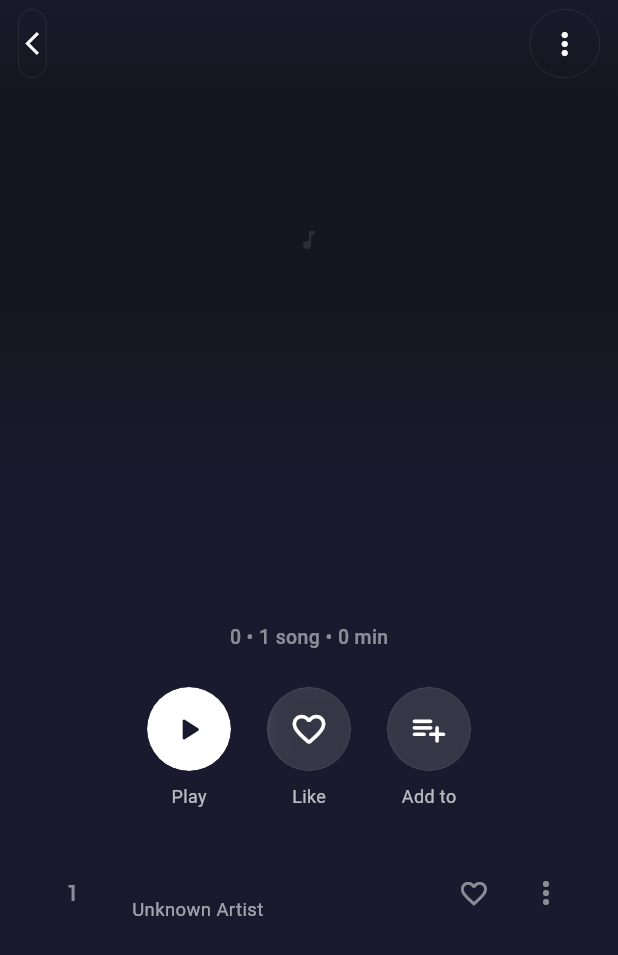
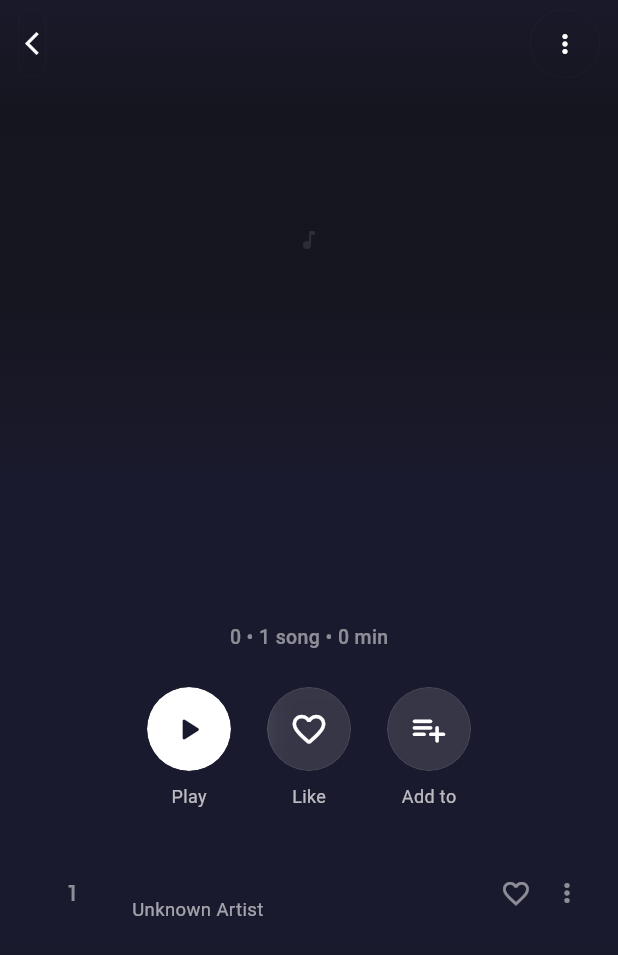
Before and after one commit to uzielcezate/Paax, a Flutter app: the AlbumDetailScreen screen opened directly with empty values, on a phone screen of 412 x 824 dp. Shown: the top 955 px of the screen. Run offline on Flutter 3.47's test engine with Material 3 defaults, Android fonts, the light colour scheme and no system bars; our stand-ins replace audio_service, cached_network_image, flutter_cache_manager, google_fonts, hive, hive_flutter and 5 more; missing offline and left inert: flutter_inappwebview, oc_liquid_glass; accounts and stored records are empty.

Commit message:
fix: liquid glass transition artifact and readability
1. Fixed black box artifact during top bar transition:
   - Replaced 'Stack' + 'AnimatedOpacity' with 'AnimatedCrossFade' in 'FloatingTopControls' to avoid double-layered glass backgrounds rendering simultaneously.
   - Removed 'IconButton' from 'OverflowMenu' (which uses a Material widget that can render a black background during alpha transitions) and replaced it with a simple 'GestureDetector' + 'Icon'.

2. Enhanced Liquid Glass Readability ('PaaxGlassContainer'):
   - Added adaptive tinting. It now calculates the luminance of the dynamic background from 'ThemeState'.
   - Uses a subtle 20% black tint for light/bright backgrounds.
   - Uses a subtle 12% white tint for dark backgrounds.
   - Reduced specular highlights ('specStrength' 8.0 -> 3.0) to prevent blown-out reflections.

3. Refined bubble borders:
   - Thinned the border width from 0.5 to 0.4.
   - Reduced border opacity to an ultra-subtle ~4% white ('0x0AFFFFFF').
   - Reduced 'lightbandStrength' from 0.15 to 0.05.

No changes were made to playback, iframe, or queue logic.

```diff
--- a/frontend/lib/presentation/widgets/glass_surface.dart
+++ b/frontend/lib/presentation/widgets/glass_surface.dart
@@ -381,31 +381,40 @@ class FloatingTopControls extends StatelessWidget {
       left: 12,
       right: 12,
       height: 46,
-      child: Stack(
+      child: AnimatedCrossFade(
+        duration: const Duration(milliseconds: 100),
+        crossFadeState: showScrolledPill ? CrossFadeState.showSecond : CrossFadeState.showFirst,
+        layoutBuilder: (topChild, topKey, bottomChild, bottomKey) {
+          return Stack(
             alignment: Alignment.center,
             children: [
-          // Default circles (fade out on scroll)
-          AnimatedOpacity(
-            opacity: showScrolledPill ? 0.0 : 1.0,
-            duration: const Duration(milliseconds: 100),
-            child: IgnorePointer(
-              ignoring: showScrolledPill,
-              child: SizedBox(
+              Positioned(
+                key: bottomKey,
+                top: 0,
+                bottom: 0,
+                left: 0,
+                right: 0,
+                child: bottomChild,
+              ),
+              Positioned(
+                key: topKey,
+                top: 0,
+                bottom: 0,
+                left: 0,
+                right: 0,
+                child: topChild,
+              ),
+            ],
+          );
+        },
+        firstChild: SizedBox(
           height: 46,
           child: defaultControls,
         ),
-            ),
-          ),
-          // Scrolled pill (fade in on scroll)
-          AnimatedOpacity(
-            opacity: showScrolledPill ? 1.0 : 0.0,
-            duration: const Duration(milliseconds: 100),
-            child: IgnorePointer(
-              ignoring: !showScrolledPill,
+        secondChild: SizedBox(
+          height: 46,
           child: scrolledPill,
         ),
-          ),
-        ],
       ),
     );
   }
--- a/frontend/lib/presentation/widgets/overflow_menu.dart
+++ b/frontend/lib/presentation/widgets/overflow_menu.dart
@@ -80,9 +80,10 @@ class OverflowMenu extends StatelessWidget {
 
   @override
   Widget build(BuildContext context) {
-    return IconButton(
-      icon: Icon(Icons.more_vert_rounded, color: iconColor ?? Colors.white),
-      onPressed: () => _showMenu(context),
+    return GestureDetector(
+      onTap: () => _showMenu(context),
+      behavior: HitTestBehavior.opaque,
+      child: Icon(Icons.more_vert_rounded, color: iconColor ?? Colors.white, size: 20),
     );
   }
 }
--- a/frontend/lib/presentation/widgets/paax_glass_container.dart
+++ b/frontend/lib/presentation/widgets/paax_glass_container.dart
@@ -2,6 +2,8 @@ import 'package:flutter/foundation.dart' show kIsWeb;
 import 'package:flutter/material.dart';
 import 'dart:ui';
 import 'package:oc_liquid_glass/oc_liquid_glass.dart';
+import 'package:provider/provider.dart';
+import '../state/theme_state.dart';
 import 'glass_surface.dart';
 
 /// Whether the current platform supports liquid glass (Impeller-based shaders).
@@ -13,11 +15,11 @@ bool get _useLiquidGlass => !kIsWeb;
 const _liquidSettings = OCLiquidGlassSettings(
   refractStrength: -0.03,    // Very low refraction — subtle bend
   blurRadiusPx: 1.5,         // Frosted feel
-  specStrength: 8.0,         // Mild specular highlights
+  specStrength: 3.0,         // Subtle specular highlights
   specPower: 80.0,           // Tight highlight falloff
   specWidth: 0.4,            // Narrow highlight
-  lightbandStrength: 0.15,   // Very subtle light band
-  lightbandColor: Color(0x1AFFFFFF), // Faint white
+  lightbandStrength: 0.05,   // Very subtle light band
+  lightbandColor: Color(0x0DFFFFFF), // Extremely faint white
 );
 
 /// ─── PaaxGlassContainer ─────────────────────────────────────────────────────
@@ -64,10 +66,30 @@ class PaaxGlassContainer extends StatelessWidget {
       return _buildFallback();
     }
 
-    return _buildLiquidGlass();
+    // Adaptive tint for readability
+    Color tintColor;
+    if (overrideFill != null) {
+      tintColor = overrideFill!;
+    } else {
+      final bgColor = context.watch<ThemeState>().backgroundColor;
+      // Calculate luminance to determine if background is light or dark
+      final luminance = bgColor.computeLuminance();
+
+      if (luminance > 0.5) {
+        // Bright background -> subtle black tint for readability
+        tintColor = Colors.black.withOpacity(0.20);
+      } else {
+        // Dark background -> subtle white tint or lower black tint
+        // A low opacity white helps text pop, but if too dark, black tint can also work.
+        // Usually white 0.15 looks good on dark.
+        tintColor = Colors.white.withOpacity(0.12);
+      }
+    }
+
+    return _buildLiquidGlass(tintColor);
   }
 
-  Widget _buildLiquidGlass() {
+  Widget _buildLiquidGlass(Color tintColor) {
     final shadow = showShadow
         ? BoxShadow(
             color: Colors.black.withOpacity(0.25),
@@ -83,7 +105,7 @@ class PaaxGlassContainer extends StatelessWidget {
         width: width,
         height: height,
         borderRadius: borderRadius,
-        color: overrideFill ?? const Color(0x0BFFFFFF), // Very subtle white tint
+        color: tintColor,
         shadow: shadow,
         child: Container(
           padding: padding,
@@ -91,8 +113,8 @@ class PaaxGlassContainer extends StatelessWidget {
               ? BoxDecoration(
                   borderRadius: BorderRadius.circular(borderRadius),
                   border: Border.all(
-                    color: const Color(0x1AFFFFFF), // ~0.10 opacity white border
-                    width: 0.5,
+                    color: const Color(0x0AFFFFFF), // ~4% opacity white border for a very thin line
+                    width: 0.4, // Thinner border
                   ),
                 )
               : null,
```
Lines whose indentation alone changed are shown as unchanged.
